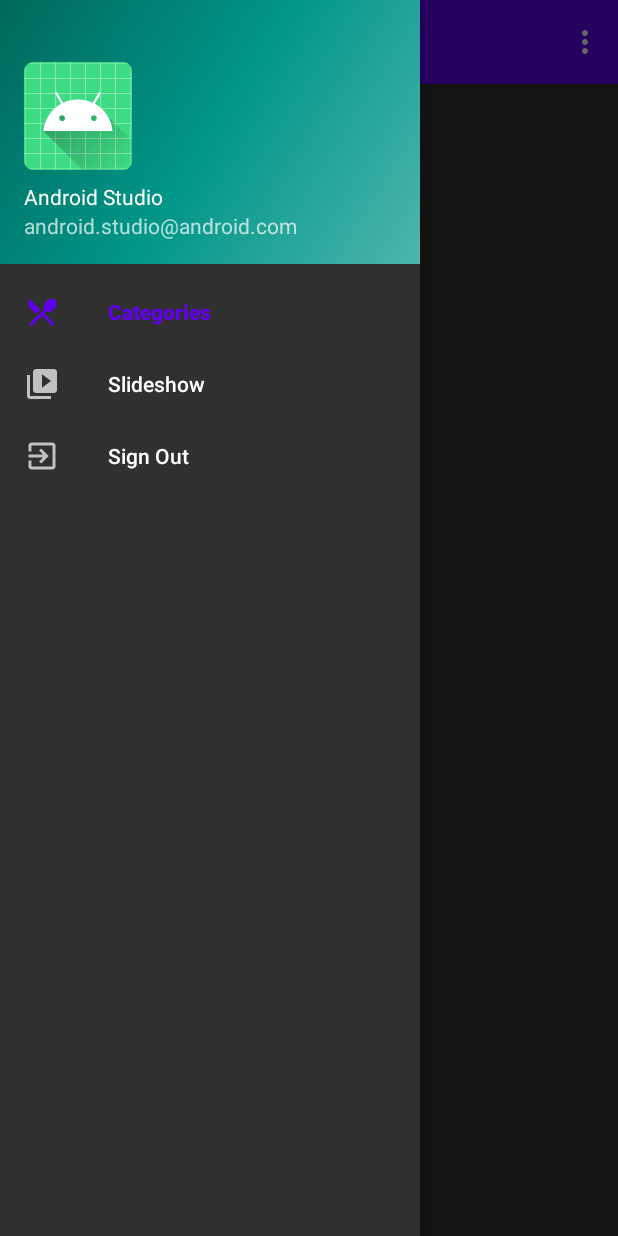
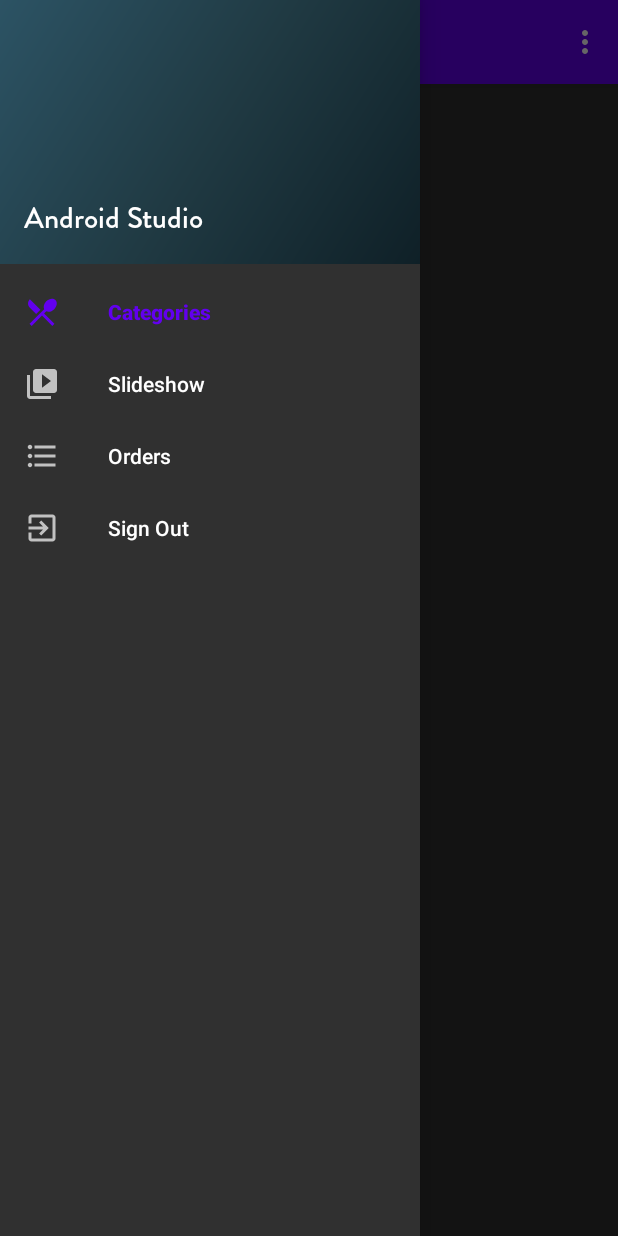
Before and after one commit to ashishKapoor2409/Foodie-Express-Server, an Android app: the HomeActivity screen opened directly, with no data from a screen before it, with the side drawer open, on a phone screen of 412 x 824 dp. Run offline under Robolectric (Android 15) with nearby library versions, the phone set to English and light mode, and no system bars; our stand-ins replace EventBus, Firebase (no records; nobody signed in at launch, a user with empty details on screens opened directly), navigation-ui; libraries missing offline, so code that uses them is left out: dmax.dialog; 4 statements that could not run were skipped.

Commit message:
Added orders fragment to navigation list

```diff
--- a/app/src/main/java/com/example/android/foodieexpressserver/HomeActivity.kt
+++ b/app/src/main/java/com/example/android/foodieexpressserver/HomeActivity.kt
@@ -4,6 +4,8 @@ import android.content.Intent
 import android.os.Bundle
 import android.view.Menu
 import android.view.MenuItem
+import android.view.View
+import android.widget.TextView
 import android.widget.Toast
 import com.google.android.material.snackbar.Snackbar
 import com.google.android.material.navigation.NavigationView
@@ -49,7 +51,7 @@ class HomeActivity : AppCompatActivity() {
         // menu should be considered as top level destinations.
         appBarConfiguration = AppBarConfiguration(
             setOf(
-                R.id.nav_category, R.id.nav_food_list, R.id.nav_slideshow
+                R.id.nav_category, R.id.nav_food_list, R.id.nav_slideshow,R.id.nav_order
             ), drawerLayout
         )
         setupActionBarWithNavController(navController, appBarConfiguration)
@@ -65,6 +67,10 @@ class HomeActivity : AppCompatActivity() {
                     if(menuClick != item.itemId)
                         navController.navigate(R.id.nav_category)
                 }
+                else if(item.itemId == R.id.nav_order) {
+                    if(menuClick != item.itemId)
+                        navController.navigate(R.id.nav_order)
+                }
 
                 menuClick = item!!.itemId
 
@@ -72,6 +78,9 @@ class HomeActivity : AppCompatActivity() {
             }
 
         })
+        val headerView = navView.getHeaderView(0)
+        val txt_user = headerView.findViewById<View>(R.id.txt_user) as TextView
+        Common.setSpanString("Hey",Common.currentServerUser!!.name,txt_user)
     }
 
     private fun signOut() {
--- /dev/null
+++ b/app/src/main/res/drawable/ic_baseline_format_list_bulleted_24.xml
@@ -0,0 +1,10 @@
+<vector xmlns:android="http://schemas.android.com/apk/res/android"
+    android:width="24dp"
+    android:height="24dp"
+    android:viewportWidth="24"
+    android:viewportHeight="24"
+    android:tint="?attr/colorControlNormal">
+  <path
+      android:fillColor="@android:color/white"
+      android:pathData="M4,10.5c-0.83,0 -1.5,0.67 -1.5,1.5s0.67,1.5 1.5,1.5 1.5,-0.67 1.5,-1.5 -0.67,-1.5 -1.5,-1.5zM4,4.5c-0.83,0 -1.5,0.67 -1.5,1.5S3.17,7.5 4,7.5 5.5,6.83 5.5,6 4.83,4.5 4,4.5zM4,16.5c-0.83,0 -1.5,0.68 -1.5,1.5s0.68,1.5 1.5,1.5 1.5,-0.68 1.5,-1.5 -0.67,-1.5 -1.5,-1.5zM7,19h14v-2L7,17v2zM7,13h14v-2L7,11v2zM7,5v2h14L21,5L7,5z"/>
+</vector>
--- a/app/src/main/res/drawable/side_nav_bar.xml
+++ b/app/src/main/res/drawable/side_nav_bar.xml
@@ -2,8 +2,8 @@
     android:shape="rectangle">
     <gradient
         android:angle="135"
-        android:centerColor="#009688"
-        android:endColor="#00695C"
-        android:startColor="#4DB6AC"
+        android:centerColor="#203a43"
+        android:endColor="#2c5364"
+        android:startColor="#0f2027"
         android:type="linear" />
 </shape>
--- a/app/src/main/res/layout/nav_header_home.xml
+++ b/app/src/main/res/layout/nav_header_home.xml
@@ -12,24 +12,16 @@
     android:paddingBottom="@dimen/activity_vertical_margin"
     android:theme="@style/ThemeOverlay.AppCompat.Dark">
 
-    <ImageView
-        android:id="@+id/imageView"
-        android:layout_width="wrap_content"
-        android:layout_height="wrap_content"
-        android:contentDescription="@string/nav_header_desc"
-        android:paddingTop="@dimen/nav_header_vertical_spacing"
-        app:srcCompat="@mipmap/ic_launcher_round" />
 
     <TextView
+        android:id="@+id/txt_user"
+        android:textSize="20sp"
+        android:textColor="@color/white"
+        android:fontFamily="@font/brandon_medium"
         android:layout_width="match_parent"
         android:layout_height="wrap_content"
         android:paddingTop="@dimen/nav_header_vertical_spacing"
         android:text="@string/nav_header_title"
         android:textAppearance="@style/TextAppearance.AppCompat.Body1" />
 
-    <TextView
-        android:id="@+id/textView"
-        android:layout_width="wrap_content"
-        android:layout_height="wrap_content"
-        android:text="@string/nav_header_subtitle" />
 </LinearLayout>
--- a/app/src/main/res/menu/activity_main_drawer.xml
+++ b/app/src/main/res/menu/activity_main_drawer.xml
@@ -13,6 +13,13 @@
             android:icon="@drawable/ic_menu_slideshow"
             android:title="@string/menu_slideshow" />
     </group>
+
+    <group>
+        <item
+            android:id="@+id/nav_order"
+            android:icon="@drawable/ic_baseline_format_list_bulleted_24"
+            android:title="@string/menu_order" />
+    </group>
     <group>
         <item
             android:id="@+id/nav_sign_out"
--- a/app/src/main/res/values/strings.xml
+++ b/app/src/main/res/values/strings.xml
@@ -13,5 +13,6 @@
     <string name="menu_sign_out">Sign Out</string>
     <string name="menu_food_list">Food List</string>
     <string name="menu_slideshow">Slideshow</string>
+    <string name="menu_order">Orders</string>
     <string name="popular_categories">Popular Categories</string>
 </resources>
```
Also changed, not shown: app/src/main/java/com/example/android/foodieexpressserver/common/Common.kt (+17 -0 lines), app/src/main/java/com/example/android/foodieexpressserver/ui/order/OrderFragment.kt (added, +20 -0 lines), app/src/main/java/com/example/android/foodieexpressserver/ui/order/OrderViewModel.kt (added, +10 -0 lines), app/src/main/res/layout/fragment_order.xml (added, +13 -0 lines), app/src/main/res/navigation/mobile_navigation.xml (+12 -0 lines).
